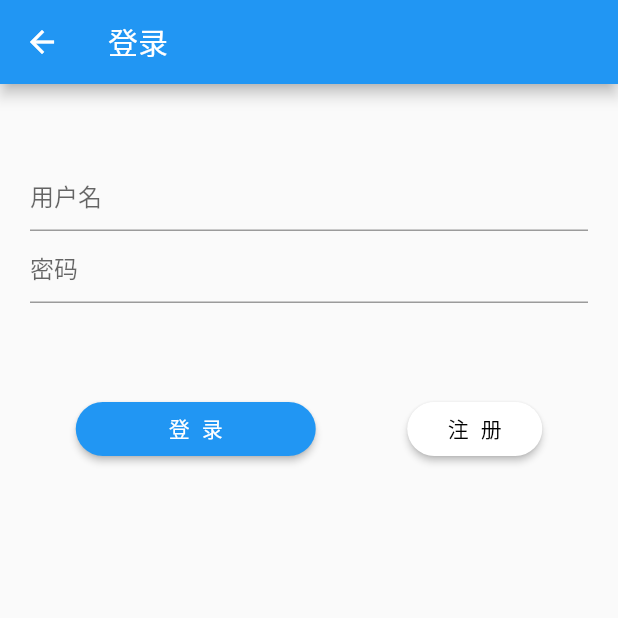
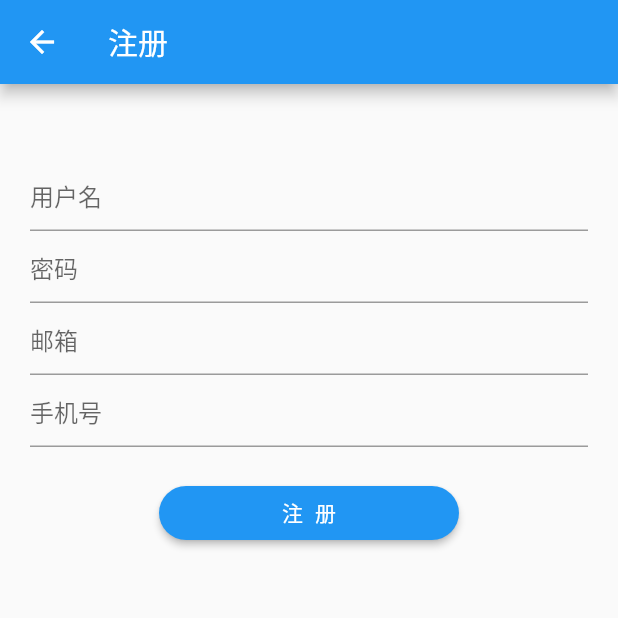
Before and after one commit to ruralist-siyi/flutter-lazyNote, a Flutter app: the LoginWidget screen opened by its route, after a tap on "注册", on a phone screen of 412 x 824 dp, the top half of it. Run offline on Flutter 3.47's test engine with Material 2 defaults, Android fonts, the phone set to English and light mode, and no system bars; drawn by our look-alikes of flutter_easyloading; our stand-ins replace dio, fluttertoast, shared_preferences; accounts and stored records are empty; generated files the repository leaves out were written again; network calls fail.

Commit message:
新增注册功能

```diff
--- /dev/null
+++ b/jsons/responseModel.json
@@ -0,0 +1,5 @@
+{
+  "code": "000001",
+  "msg": "用户名已存在",
+  "data": null
+}
--- a/lib/models/index.dart
+++ b/lib/models/index.dart
@@ -1,2 +1,2 @@
-export 'userInfo.dart';
-export 'routeParams.dart';
+export 'userInfoModel.dart' ;
+export 'responseModel.dart' ;
--- /dev/null
+++ b/lib/models/responseModel.dart
@@ -0,0 +1,15 @@
+import 'package:json_annotation/json_annotation.dart';
+
+part 'responseModel.g.dart';
+
+@JsonSerializable()
+class ResponseModel {
+    ResponseModel();
+
+    String code;
+    String msg;
+    String data;
+
+    factory ResponseModel.fromJson(Map<String,dynamic> json) => _$ResponseModelFromJson(json);
+    Map<String, dynamic> toJson() => _$ResponseModelToJson(this);
+}
--- a/lib/models/routeParams.dart
+++ /dev/null
@@ -1,5 +0,0 @@
-class RouteParams {
-  String tab;
-
-  RouteParams(this.tab);
-}
--- a/lib/models/userInfo.dart
+++ /dev/null
@@ -1,19 +0,0 @@
-import 'package:json_annotation/json_annotation.dart';
-
-part 'userInfo.g.dart';
-
-@JsonSerializable()
-class UserInfo {
-    UserInfo();
-
-    num userId;
-    String userName;
-    String userPassword;
-    String phone;
-    String email;
-    String createTime;
-    String updateTime;
-
-    factory UserInfo.fromJson(Map<String,dynamic> json) => _$UserInfoFromJson(json);
-    Map<String, dynamic> toJson() => _$UserInfoToJson(this);
-}
--- /dev/null
+++ b/lib/views/register/Register.dart
@@ -0,0 +1,146 @@
+import 'package:flutter/material.dart';
+import 'package:shared_preferences/shared_preferences.dart';
+import '../../utils/PromptUtil.dart';
+import '../../utils/HttpUtil.dart';
+
+class RegisterWidget extends StatefulWidget {
+  @override
+  State<StatefulWidget> createState() {
+    // TODO: implement createState
+    return RegisterState();
+  }
+}
+
+class RegisterState extends State<RegisterWidget> {
+  final GlobalKey<FormState> formKey = GlobalKey<FormState>();
+  String userName;
+  String userPassword;
+  String email;
+  String phone;
+  bool registerBtnStatus = false;
+
+  void register() async {
+    var loginForm = formKey.currentState;
+    if (loginForm.validate()) {
+      loginForm.save();
+      registerBtnStatus = true;
+      try {
+        var res = await Http.getInstance().post('/user/create',
+            data: {'userName': userName, 'userPassword': userPassword, 'email': email, 'phone': phone});
+        if (res != null) {
+          PromptUtil.openToast('注册成功去登陆！', bgColor: Colors.blue);
+          Navigator.pushNamed(context, '/login');
+        }
+      } catch (e) {
+        print(e);
+      } finally {
+        setState(() {
+          registerBtnStatus = false;
+        });
+      }
+    }
+  }
+
+  // 监听返回
+  Future<bool> routePop() {
+    FocusScope.of(context).requestFocus(FocusNode());
+    Navigator.pop(context);
+    return new Future.value(false);
+  }
+
+  @override
+  Widget build(BuildContext context) {
+    // TODO: implement build
+    return WillPopScope(
+      onWillPop: routePop,
+      child: Scaffold(
+          appBar: AppBar(title: Text('注册')),
+          resizeToAvoidBottomPadding: true,
+          body: SingleChildScrollView(
+            child: Center(
+              child: Container(
+                padding: EdgeInsets.only(left: 20.0, right: 20.0, top: 30.0),
+                margin: EdgeInsets.only(top: 20.0),
+                child: Form(
+                  key: formKey,
+                  child: Column(
+                    children: <Widget>[
+                      TextFormField(
+                        keyboardType: TextInputType.text,
+                        decoration: InputDecoration(hintText: '用户名'),
+                        validator: (value) {
+                          if (value?.length < 3) {
+                            return '用户名必须大于等于 3 个字符';
+                          } else {
+                            return null;
+                          }
+                        },
+                        onSaved: (value) {
+                          userName = value;
+                        },
+                      ),
+                      TextFormField(
+                          decoration: InputDecoration(hintText: '密码'),
+                          obscureText: true,
+                          validator: (value) {
+                            if (value?.length < 6) {
+                              // 校验
+                              return '密码必须大于或等于 6 个字符';
+                            } else {
+                              return null;
+                            }
+                          },
+                          onSaved: (value) {
+                            userPassword = value;
+                          }),
+                      TextFormField(
+                        decoration: InputDecoration(hintText: '邮箱'),
+                        validator: (value) {
+                          final emailReg = new RegExp('^[A-Za-z0-9]+([_\.][A-Za-z0-9]+)*@([A-Za-z0-9\-]+\.)+[A-Za-z]{2,6}\$');
+                          if (value != '' && !emailReg.hasMatch(value)) {
+                            return '请输入正确格式的邮箱地址';
+                          } else {
+                            return null;
+                          }
+                        },
+                        onSaved: (value) {
+                          email = value;
+                        },
+                      ),
+                      TextFormField(
+                        decoration: InputDecoration(hintText: '手机号'),
+                        validator: (value) {
+                          final phoneReg = new RegExp('^[1][0-9]{10}\$');
+                          if (value != '' && !phoneReg.hasMatch(value)) {
+                            return '请输入正确格式的手机号';
+                          } else {
+                            return null;
+                          }
+                        },
+                        onSaved: (value) {
+                          phone = value;
+                        },
+                      ),
+                      Container(
+                        width: 200,
+                        margin: EdgeInsets.only(top: 20.0),
+                        child: RaisedButton(
+                          child: new Text('注册',
+                              style: TextStyle(letterSpacing: 8)),
+                          color: Colors.blue,
+                          shape: RoundedRectangleBorder(
+                              borderRadius: BorderRadius.circular(20.0)),
+                          textColor: Colors.white,
+                          onPressed: register,
+                        ),
+                      ),
+                    ],
+                  ),
+                ),
+              ),
+            ),
+          )
+      ),
+    );
+  }
+}
```
Also changed, not shown: lib/main.dart (+5 -2 lines), lib/models/userInfoModel.dart (added, +19 -0 lines), lib/utils/HttpUtil.dart (+7 -4 lines), lib/views/login/Login.dart (+9 -6 lines), jsons/userInfoModel.json (renamed from jsons/userInfo.json), lib/models/responseModel.g.dart (added), lib/models/userInfoModel.g.dart.
